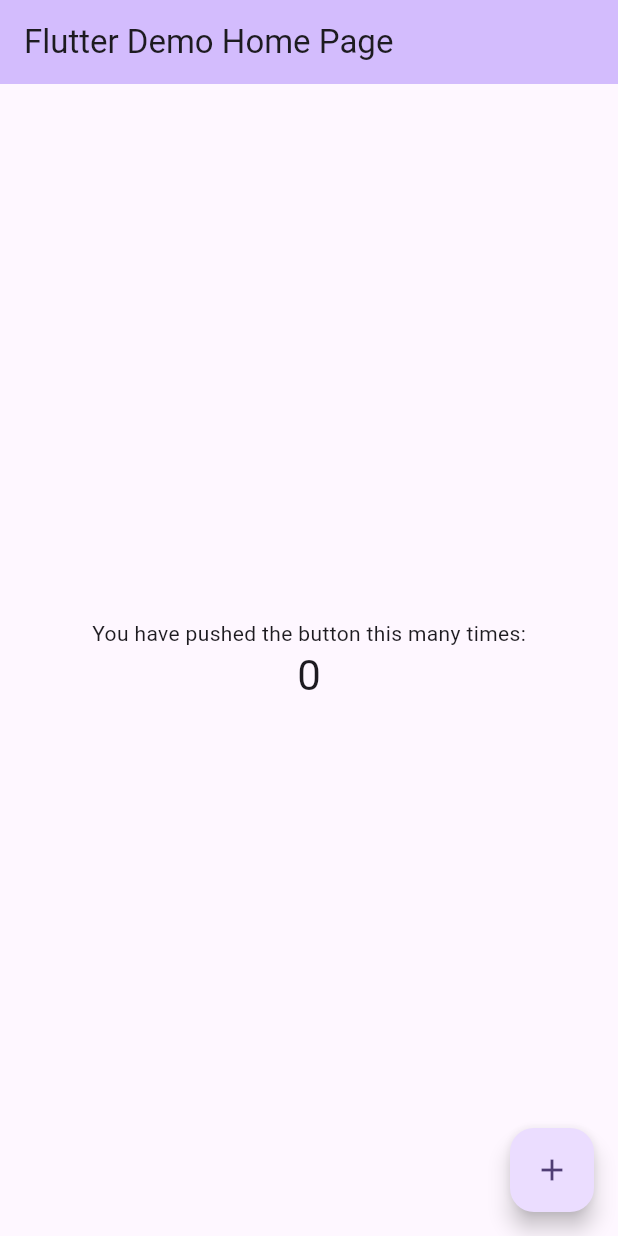
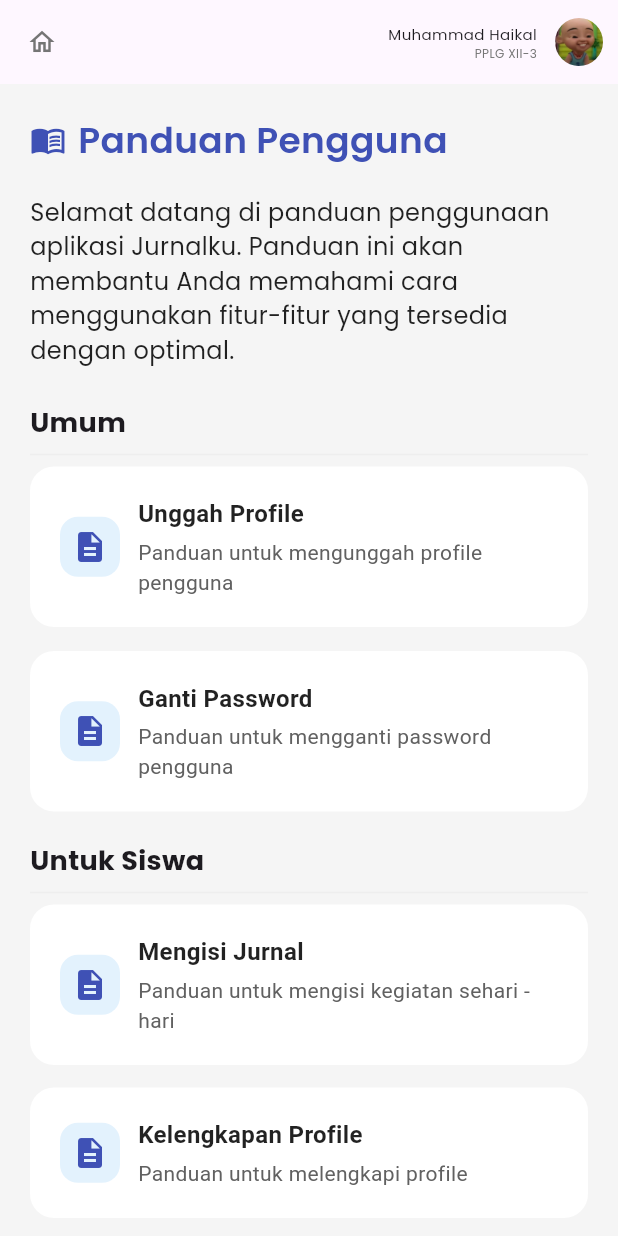
Before and after one commit to MuhammadHaikal1138/slicing_jurnalku, a Flutter app: the screen it shows after launch, on a phone screen of 412 x 824 dp. Run offline on Flutter 3.47's test engine with Material 3 defaults, Android fonts, the phone set to English and light mode, and no system bars; our stand-ins replace google_fonts.

Commit message:
feat: add page user-guide

```diff
--- /dev/null
+++ b/lib/components/user_guide_card.dart
@@ -0,0 +1,63 @@
+import 'package:flutter/material.dart';
+
+class UserGuideCard extends StatelessWidget {
+  final String title;
+  final String description;
+  final IconData icon;
+
+  const UserGuideCard({
+    super.key,
+    required this.title,
+    required this.description,
+    required this.icon,
+  });
+
+  @override
+  Widget build(BuildContext context) {
+    return Container(
+      padding: EdgeInsets.all(20),
+      decoration: BoxDecoration(
+        color: Colors.white,
+        borderRadius: BorderRadius.circular(16),
+      ),
+      child: Row(
+        crossAxisAlignment: CrossAxisAlignment.center,
+        children: [
+          Container(
+            padding: EdgeInsets.all(8),
+            decoration: BoxDecoration(
+              color: Colors.blue.shade50,
+              borderRadius: BorderRadius.circular(12),
+            ),
+            child: Icon(icon, size: 24, color: Colors.indigo),
+          ),
+          SizedBox(width: 12),
+          Expanded(
+            child: Column(
+              crossAxisAlignment: CrossAxisAlignment.start,
+              children: [
+                Text(
+                  title,
+                  style: TextStyle(
+                    fontSize: 16,
+                    fontWeight: FontWeight.bold,
+                    color: Colors.black87,
+                  ),
+                ),
+                SizedBox(height: 4),
+                Text(
+                  description,
+                  style: TextStyle(
+                    fontSize: 14,
+                    color: Colors.grey[700],
+                    // height: 1.3,
+                  ),
+                ),
+              ],
+            ),
+          ),
+        ],
+      ),
+    );
+  }
+}
--- a/lib/main.dart
+++ b/lib/main.dart
@@ -1,4 +1,5 @@
 import 'package:flutter/material.dart';
+import 'package:slicing_jurnalku/user_guide.dart';
 
 void main() {
   runApp(const MyApp());
@@ -7,116 +8,15 @@ void main() {
 class MyApp extends StatelessWidget {
   const MyApp({super.key});
 
-  // This widget is the root of your application.
   @override
   Widget build(BuildContext context) {
     return MaterialApp(
       title: 'Flutter Demo',
       theme: ThemeData(
-        // This is the theme of your application.
-        //
-        // TRY THIS: Try running your application with "flutter run". You'll see
-        // the application has a purple toolbar. Then, without quitting the app,
-        // try changing the seedColor in the colorScheme below to Colors.green
-        // and then invoke "hot reload" (save your changes or press the "hot
-        // reload" button in a Flutter-supported IDE, or press "r" if you used
-        // the command line to start the app).
-        //
-        // Notice that the counter didn't reset back to zero; the application
-        // state is not lost during the reload. To reset the state, use hot
-        // restart instead.
-        //
-        // This works for code too, not just values: Most code changes can be
-        // tested with just a hot reload.
         colorScheme: .fromSeed(seedColor: Colors.deepPurple),
       ),
-      home: const MyHomePage(title: 'Flutter Demo Home Page'),
+      home: UserGuidePage(),
+      debugShowCheckedModeBanner: false,
     );
   }
 }
-
-class MyHomePage extends StatefulWidget {
-  const MyHomePage({super.key, required this.title});
-
-  // This widget is the home page of your application. It is stateful, meaning
-  // that it has a State object (defined below) that contains fields that affect
-  // how it looks.
-
-  // This class is the configuration for the state. It holds the values (in this
-  // case the title) provided by the parent (in this case the App widget) and
-  // used by the build method of the State. Fields in a Widget subclass are
-  // always marked "final".
-
-  final String title;
-
-  @override
-  State<MyHomePage> createState() => _MyHomePageState();
-}
-
-class _MyHomePageState extends State<MyHomePage> {
-  int _counter = 0;
-
-  void _incrementCounter() {
-    setState(() {
-      // This call to setState tells the Flutter framework that something has
-      // changed in this State, which causes it to rerun the build method below
-      // so that the display can reflect the updated values. If we changed
-      // _counter without calling setState(), then the build method would not be
-      // called again, and so nothing would appear to happen.
-      _counter++;
-    });
-  }
-
-  @override
-  Widget build(BuildContext context) {
-    // This method is rerun every time setState is called, for instance as done
-    // by the _incrementCounter method above.
-    //
-    // The Flutter framework has been optimized to make rerunning build methods
-    // fast, so that you can just rebuild anything that needs updating rather
-    // than having to individually change instances of widgets.
-    return Scaffold(
-      appBar: AppBar(
-        // TRY THIS: Try changing the color here to a specific color (to
-        // Colors.amber, perhaps?) and trigger a hot reload to see the AppBar
-        // change color while the other colors stay the same.
-        backgroundColor: Theme.of(context).colorScheme.inversePrimary,
-        // Here we take the value from the MyHomePage object that was created by
-        // the App.build method, and use it to set our appbar title.
-        title: Text(widget.title),
-      ),
-      body: Center(
-        // Center is a layout widget. It takes a single child and positions it
-        // in the middle of the parent.
-        child: Column(
-          // Column is also a layout widget. It takes a list of children and
-          // arranges them vertically. By default, it sizes itself to fit its
-          // children horizontally, and tries to be as tall as its parent.
-          //
-          // Column has various properties to control how it sizes itself and
-          // how it positions its children. Here we use mainAxisAlignment to
-          // center the children vertically; the main axis here is the vertical
-          // axis because Columns are vertical (the cross axis would be
-          // horizontal).
-          //
-          // TRY THIS: Invoke "debug painting" (choose the "Toggle Debug Paint"
-          // action in the IDE, or press "p" in the console), to see the
-          // wireframe for each widget.
-          mainAxisAlignment: .center,
-          children: [
-            const Text('You have pushed the button this many times:'),
-            Text(
-              '$_counter',
-              style: Theme.of(context).textTheme.headlineMedium,
-            ),
-          ],
-        ),
-      ),
-      floatingActionButton: FloatingActionButton(
-        onPressed: _incrementCounter,
-        tooltip: 'Increment',
-        child: const Icon(Icons.add),
-      ),
-    );
-  }
-}
--- /dev/null
+++ b/lib/user_guide.dart
@@ -0,0 +1,192 @@
+import 'package:flutter/material.dart';
+import 'package:google_fonts/google_fonts.dart';
+import 'package:slicing_jurnalku/components/user_guide_card.dart';
+
+class UserGuidePage extends StatelessWidget {
+  UserGuidePage({super.key});
+
+  final Map<String, dynamic> cardItems = {
+    'common': [
+      {
+        'title': 'Unggah Profile',
+        'description': 'Panduan untuk mengunggah profile pengguna',
+        'icon': Icons.description,
+      },
+      {
+        'title': 'Ganti Password',
+        'description': 'Panduan untuk mengganti password pengguna',
+        'icon': Icons.description,
+      },
+    ],
+
+    'forStudent': [
+      {
+        'title': 'Mengisi Jurnal',
+        'description': 'Panduan untuk mengisi kegiatan sehari - hari',
+        'icon': Icons.description,
+      },
+      {
+        'title': 'Kelengkapan Profile',
+        'description': 'Panduan untuk melengkapi profile',
+        'icon': Icons.description,
+      },
+      {
+        'title': 'Mengelola Portfolio',
+        'description': 'Panduan untuk menambah, edit, dan hapus portfolio',
+        'icon': Icons.folder_shared,
+      },
+      {
+        'title': 'Mengelola Sertifikat',
+        'description': 'Panduan untuk menambah, edit, dan hapus sertifikat',
+        'icon': Icons.check_circle,
+      },
+      {
+        'title': 'Catatan Sikap Saya',
+        'description': 'Panduan untuk melihat dan memahami catatan sikap',
+        'icon': Icons.info,
+      },
+    ],
+  };
+
+  @override
+  Widget build(BuildContext context) {
+    return Scaffold(
+      backgroundColor: Colors.grey[100],
+      appBar: AppBar(
+        // backgroundColor: Colors.grey[200],
+        leading: Icon(Icons.home_outlined, size: 20, color: Colors.grey[600]),
+        actions: [
+          Container(
+            margin: EdgeInsets.all(10),
+            child: Row(
+              children: [
+                Container(
+                  child: Column(
+                    mainAxisAlignment: MainAxisAlignment.center,
+                    crossAxisAlignment: CrossAxisAlignment.end,
+                    children: [
+                      Text(
+                        "Muhammad Haikal",
+                        // textAlign: TextAlign.end,
+                        style: GoogleFonts.poppins(fontSize: 10),
+                      ),
+                      Text(
+                        "PPLG XII-3",
+                        // textAlign: TextAlign.end,
+                        style: GoogleFonts.poppins(
+                          fontSize: 8,
+                          color: Colors.grey[600],
+                        ),
+                      ),
+                    ],
+                  ),
+                ),
+                SizedBox(width: 12),
+                ClipOval(
+                  child: Image.asset(
+                    "assets/images/foto_profile.jpg",
+                    height: 32,
+                    width: 32,
+                    fit: BoxFit.cover,
+                  ),
+                ),
+              ],
+            ),
+          ),
+        ],
+      ),
+      body: SingleChildScrollView(
+        child: Padding(
+          padding: EdgeInsets.all(20),
+          child: Column(
+            crossAxisAlignment: CrossAxisAlignment.start,
+            children: [
+              Row(
+                children: [
+                  Icon(
+                    Icons.menu_book_outlined,
+                    color: Colors.indigo,
+                    size: 24,
+                  ),
+                  SizedBox(width: 8),
+                  Text(
+                    "Panduan Pengguna",
+                    style: GoogleFonts.poppins(
+                      color: Colors.indigo,
+                      fontWeight: FontWeight.w600,
+                      fontSize: 24,
+                    ),
+                  ),
+                ],
+              ),
+              SizedBox(height: 20),
+              Text(
+                "Selamat datang di panduan penggunaan aplikasi Jurnalku. Panduan ini akan membantu Anda memahami cara menggunakan fitur-fitur yang tersedia dengan optimal.",
+                style: GoogleFonts.poppins(color: Colors.black87, fontSize: 16),
+              ),
+              SizedBox(height: 24),
+              Text(
+                "Umum",
+                style: GoogleFonts.poppins(
+                  fontWeight: FontWeight.bold,
+                  fontSize: 18,
+                ),
+              ),
+              Divider(color: Colors.grey[200]),
+              ListView.separated(
+                itemCount: cardItems['common'].length,
+                shrinkWrap: true,
+                physics: NeverScrollableScrollPhysics(),
+                separatorBuilder: (context, index) {
+                  return SizedBox(height: 16,);
+                },
+                itemBuilder: (context, index) {
+                  final item = cardItems['common'][index];
+
+                  return GestureDetector(
+                    onTap: () {
+
+                    },
+                    child: UserGuideCard(
+                      title: item['title'],
+                      description: item['description'],
+                      icon: item['icon'],
+                    ),
+                  );
+                },
+              ),
+              SizedBox(height: 20,),
+              Text(
+                "Untuk Siswa",
+                style: GoogleFonts.poppins(
+                  fontWeight: FontWeight.bold,
+                  fontSize: 18,
+                ),
+              ),
+              Divider(color: Colors.grey[200]),
+
+              ListView.separated(
+                itemCount: cardItems['forStudent'].length,
+                shrinkWrap: true,
+                physics: NeverScrollableScrollPhysics(),
+                separatorBuilder: (context, index) {
+                  return SizedBox(height: 15,);
+                },
+                itemBuilder: (context, index) {
+                  final item = cardItems['forStudent'][index];
+                  return GestureDetector(
+                    child: UserGuideCard(
+                      title: item['title'],
+                      description: item['description'],
+                      icon: item['icon']
+                    ),
+                  );
+                },
+              ),
+            ],
+          ),
+        ),
+      ),
+    );
+  }
+}
```
Also changed, not shown: assets/images/foto_profile.jpg (added).
